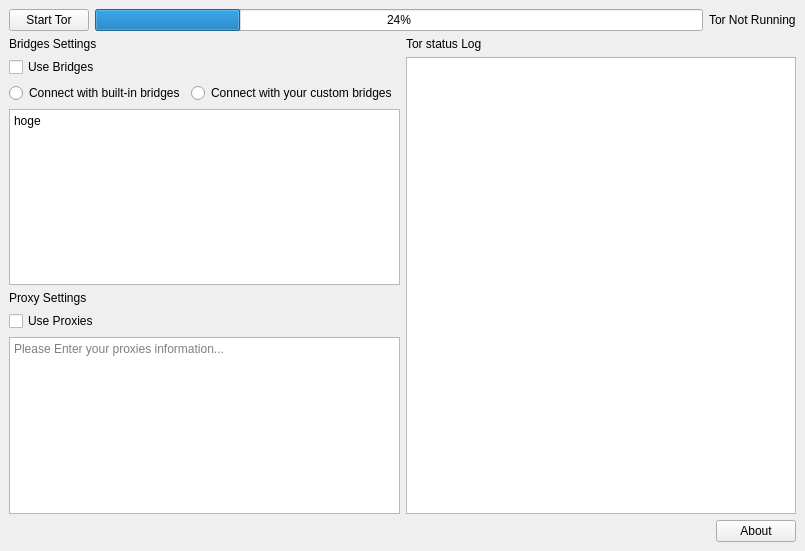
Old version of the form OnionLauncher/ui_files/main.ui in the repository neelchauhan/OnionLauncher.
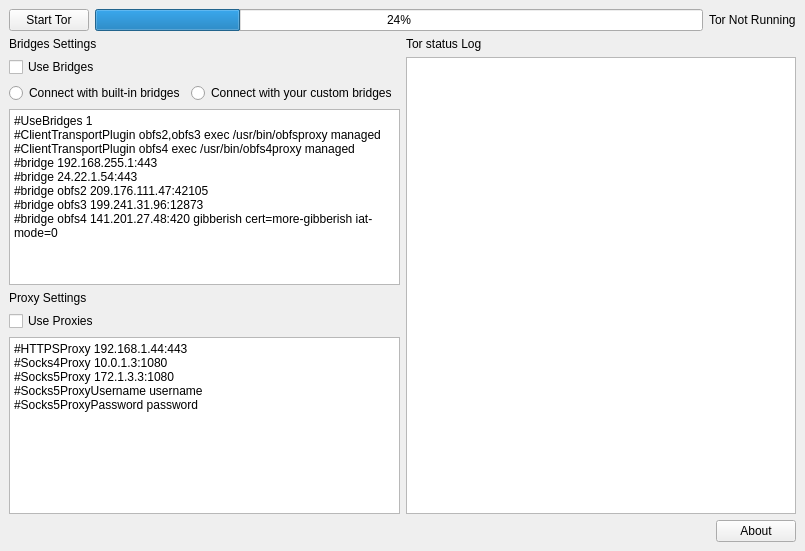
New version of the form.

Patch:
```diff
--- a/OnionLauncher/ui_files/main.ui
+++ b/OnionLauncher/ui_files/main.ui
@@ -107,8 +107,14 @@
              </sizepolicy>
             </property>
             <property name="plainText">
-             <string>hoge
-</string>
+             <string>#UseBridges 1
+#ClientTransportPlugin obfs2,obfs3 exec /usr/bin/obfsproxy managed
+#ClientTransportPlugin obfs4 exec /usr/bin/obfs4proxy managed
+#bridge 192.168.255.1:443
+#bridge 24.22.1.54:443
+#bridge obfs2 209.176.111.47:42105
+#bridge obfs3 199.241.31.96:12873
+#bridge obfs4 141.201.27.48:420 gibberish cert=more-gibberish iat-mode=0</string>
             </property>
             <property name="placeholderText">
              <string>Please Enter your bridges infomation...</string>
@@ -144,6 +150,13 @@
           </item>
           <item row="2" column="0" colspan="2">
            <widget class="QPlainTextEdit" name="EditorOfProxy">
+            <property name="plainText">
+             <string>#HTTPSProxy 192.168.1.44:443
+#Socks4Proxy 10.0.1.3:1080
+#Socks5Proxy 172.1.3.3:1080
+#Socks5ProxyUsername username
+#Socks5ProxyPassword password</string>
+            </property>
             <property name="placeholderText">
              <string>Please Enter your proxies information...</string>
             </property>
```
